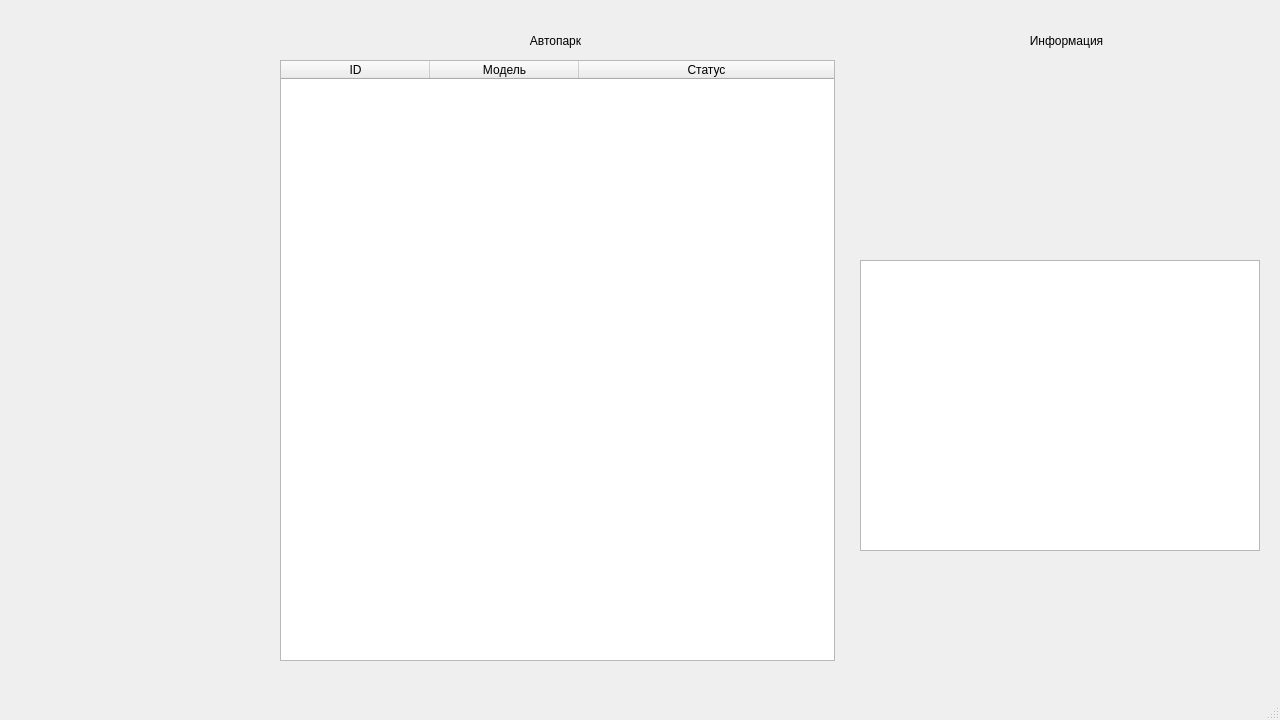
Before: the Qt Designer form app/xml/main_window.ui in dvraklanov/RentaCar, drawn with Qt 5.
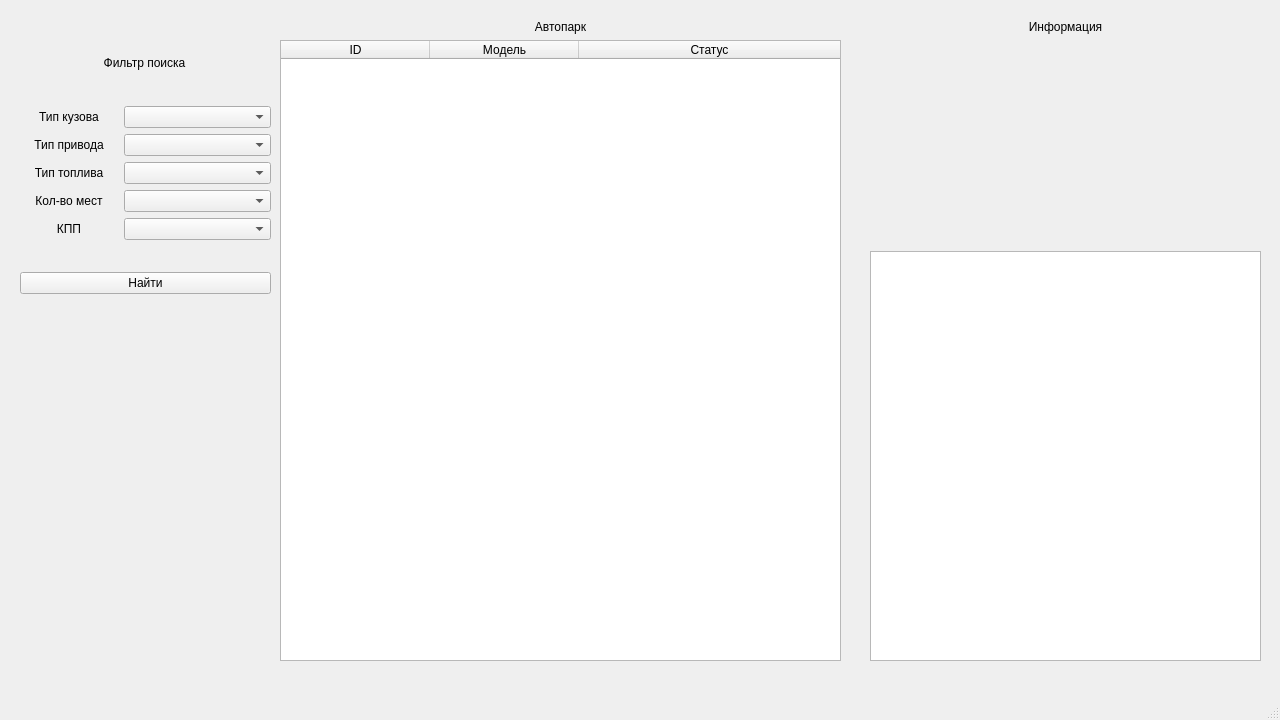
After: the same form once the commit is applied.

Commit message: Добавление фильтра поиска авто

What changed in the file:
```diff
--- a/app/xml/main_window.ui
+++ b/app/xml/main_window.ui
@@ -14,15 +14,31 @@
    <string>MainWindow</string>
   </property>
   <widget class="QWidget" name="centralwidget">
+   <widget class="QWidget" name="verticalLayoutWidget_2">
+    <property name="geometry">
+     <rect>
+      <x>280</x>
+      <y>20</y>
+      <width>561</width>
+      <height>641</height>
+     </rect>
+    </property>
+    <layout class="QVBoxLayout" name="verticalLayout_2">
+     <item>
+      <widget class="QLabel" name="label">
+       <property name="styleSheet">
+        <string notr="true">font: 14pt &quot;Segoe UI&quot;;</string>
+       </property>
+       <property name="text">
+        <string>Автопарк</string>
+       </property>
+       <property name="alignment">
+        <set>Qt::AlignCenter</set>
+       </property>
+      </widget>
+     </item>
+     <item>
    <widget class="QTableWidget" name="veh_table">
-    <property name="geometry">
-     <rect>
-      <x>280</x>
-      <y>60</y>
-      <width>555</width>
-      <height>601</height>
-     </rect>
-    </property>
     <property name="tabletTracking">
      <bool>false</bool>
     </property>
@@ -75,20 +91,45 @@
      </property>
     </column>
    </widget>
+     </item>
+    </layout>
+   </widget>
+   <widget class="QWidget" name="verticalLayoutWidget_3">
+    <property name="geometry">
+     <rect>
+      <x>870</x>
+      <y>20</y>
+      <width>391</width>
+      <height>641</height>
+     </rect>
+    </property>
+    <layout class="QVBoxLayout" name="verticalLayout_3" stretch="1,15,30">
+     <item>
+      <widget class="QLabel" name="label_2">
+       <property name="styleSheet">
+        <string notr="true">font: 14pt &quot;Segoe UI&quot;;</string>
+       </property>
+       <property name="text">
+        <string>Информация</string>
+       </property>
+       <property name="alignment">
+        <set>Qt::AlignCenter</set>
+       </property>
+      </widget>
+     </item>
+     <item>
+      <widget class="QWidget" name="widget" native="true"/>
+     </item>
+     <item>
    <widget class="QTableWidget" name="spec_table">
-    <property name="geometry">
-     <rect>
-      <x>860</x>
-      <y>260</y>
-      <width>400</width>
-      <height>291</height>
-     </rect>
-    </property>
     <attribute name="horizontalHeaderVisible">
      <bool>false</bool>
     </attribute>
     <attribute name="horizontalHeaderDefaultSectionSize">
-     <number>199</number>
+        <number>190</number>
+       </attribute>
+       <attribute name="horizontalHeaderStretchLastSection">
+        <bool>true</bool>
     </attribute>
     <attribute name="verticalHeaderVisible">
      <bool>false</bool>
@@ -104,43 +145,145 @@
      </property>
     </column>
    </widget>
-   <widget class="QLabel" name="label">
+     </item>
+    </layout>
+   </widget>
+   <widget class="QLabel" name="label_10">
     <property name="geometry">
      <rect>
-      <x>280</x>
-      <y>30</y>
-      <width>551</width>
-      <height>21</height>
+      <x>20</x>
+      <y>50</y>
+      <width>249</width>
+      <height>25</height>
      </rect>
     </property>
     <property name="styleSheet">
      <string notr="true">font: 14pt &quot;Segoe UI&quot;;</string>
     </property>
     <property name="text">
-     <string>Автопарк</string>
+     <string>Фильтр поиска</string>
     </property>
     <property name="alignment">
      <set>Qt::AlignCenter</set>
     </property>
    </widget>
-   <widget class="QLabel" name="label_2">
+   <widget class="QWidget" name="verticalLayoutWidget">
     <property name="geometry">
      <rect>
-      <x>866</x>
-      <y>30</y>
-      <width>401</width>
-      <height>21</height>
+      <x>20</x>
+      <y>80</y>
+      <width>251</width>
+      <height>241</height>
      </rect>
     </property>
-    <property name="styleSheet">
-     <string notr="true">font: 14pt &quot;Segoe UI&quot;;</string>
-    </property>
+    <layout class="QVBoxLayout" name="verticalLayout">
+     <item>
+      <layout class="QGridLayout" name="gridLayout" columnstretch="2,3,0">
+       <item row="1" column="0">
+        <widget class="QLabel" name="wheel_drive_l">
+         <property name="text">
+          <string>Тип привода</string>
+         </property>
+         <property name="alignment">
+          <set>Qt::AlignCenter</set>
+         </property>
+        </widget>
+       </item>
+       <item row="4" column="0">
+        <widget class="QLabel" name="gearbox_type_l">
     <property name="text">
-     <string>Информация</string>
+          <string>КПП</string>
     </property>
     <property name="alignment">
      <set>Qt::AlignCenter</set>
     </property>
+        </widget>
+       </item>
+       <item row="3" column="0">
+        <widget class="QLabel" name="n_seat_l">
+         <property name="text">
+          <string>Кол-во мест</string>
+         </property>
+         <property name="alignment">
+          <set>Qt::AlignCenter</set>
+         </property>
+        </widget>
+       </item>
+       <item row="4" column="1">
+        <widget class="QComboBox" name="gearbox_type_v">
+         <item>
+          <property name="text">
+           <string/>
+          </property>
+         </item>
+        </widget>
+       </item>
+       <item row="0" column="1">
+        <widget class="QComboBox" name="body_type_v">
+         <item>
+          <property name="text">
+           <string/>
+          </property>
+         </item>
+        </widget>
+       </item>
+       <item row="3" column="1">
+        <widget class="QComboBox" name="n_seat_v">
+         <item>
+          <property name="text">
+           <string/>
+          </property>
+         </item>
+        </widget>
+       </item>
+       <item row="0" column="0">
+        <widget class="QLabel" name="body_type_l">
+         <property name="text">
+          <string>Тип кузова</string>
+         </property>
+         <property name="alignment">
+          <set>Qt::AlignCenter</set>
+         </property>
+        </widget>
+       </item>
+       <item row="2" column="1">
+        <widget class="QComboBox" name="fuel_type_v">
+         <item>
+          <property name="text">
+           <string/>
+          </property>
+         </item>
+        </widget>
+       </item>
+       <item row="2" column="0">
+        <widget class="QLabel" name="fuel_type_l">
+         <property name="text">
+          <string>Тип топлива</string>
+         </property>
+         <property name="alignment">
+          <set>Qt::AlignCenter</set>
+         </property>
+        </widget>
+       </item>
+       <item row="1" column="1">
+        <widget class="QComboBox" name="wheel_drive_v">
+         <item>
+          <property name="text">
+           <string/>
+          </property>
+         </item>
+        </widget>
+       </item>
+      </layout>
+     </item>
+     <item>
+      <widget class="QPushButton" name="find_btn">
+       <property name="text">
+        <string>Найти</string>
+       </property>
+      </widget>
+     </item>
+    </layout>
    </widget>
   </widget>
   <widget class="QStatusBar" name="statusbar"/>
```
Lines whose indentation alone changed are shown as unchanged. The commit also changes 6 other files.
